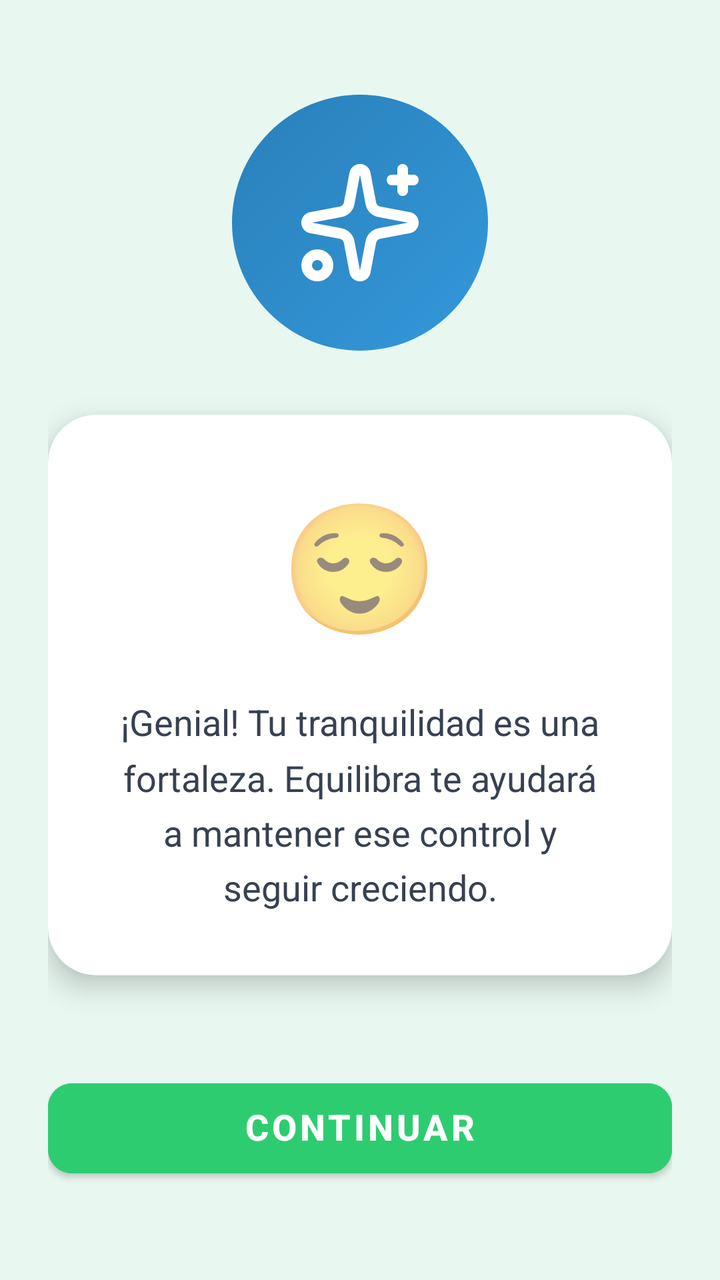
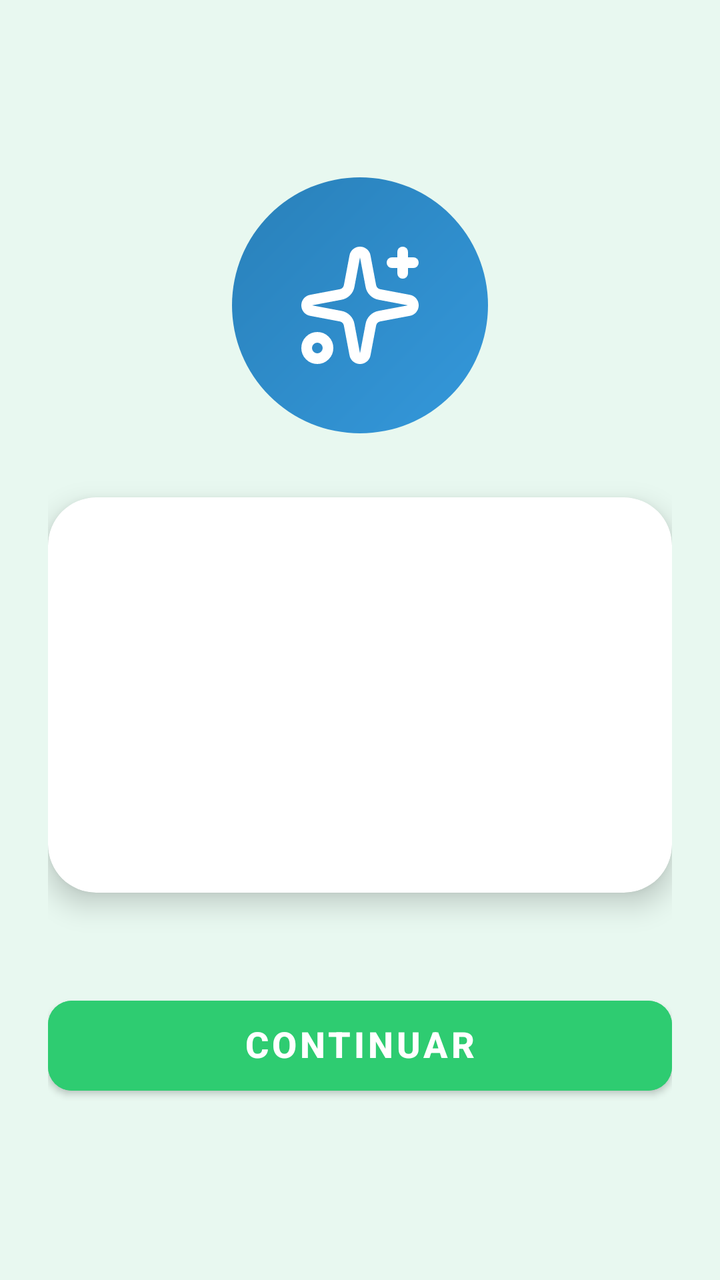

Compare the two renders of this Android layout. The source of the first and the diff that turns it into the second are given below.
<!-- AndroidManifest.xml: application theme Theme.Equilibra -->
<!-- res/layout/onboarding_step_validation.xml -->
<?xml version="1.0" encoding="utf-8"?>
<LinearLayout xmlns:android="http://schemas.android.com/apk/res/android"
    xmlns:app="http://schemas.android.com/apk/res-auto"
    android:layout_width="match_parent"
    android:layout_height="match_parent"
    android:gravity="center"
    android:orientation="vertical"
    android:padding="24dp">

    
    <FrameLayout
        android:layout_width="wrap_content"
        android:layout_height="wrap_content"
        android:layout_marginBottom="32dp">

        <View
            android:id="@+id/iconBackground"
            android:layout_width="128dp"
            android:layout_height="128dp"
            android:layout_gravity="center"
            android:background="@drawable/circle_gradient_secondary" />

        <ImageView
            android:id="@+id/sparklesIcon"
            android:layout_width="64dp"
            android:layout_height="64dp"
            android:layout_gravity="center"
            android:src="@drawable/ic_onb_sparkles"
            android:tint="@android:color/white" />
    </FrameLayout>

    
    <androidx.cardview.widget.CardView
        android:id="@+id/messageCard"
        android:layout_width="match_parent"
        android:layout_height="wrap_content"
        android:layout_marginBottom="48dp"
        app:cardBackgroundColor="@android:color/white"
        app:cardCornerRadius="24dp"
        app:cardElevation="8dp">

        <LinearLayout
            android:layout_width="match_parent"
            android:layout_height="wrap_content"
            android:gravity="center"
            android:orientation="vertical"
            android:padding="32dp">

            <TextView
                android:id="@+id/emojiText"
                android:layout_width="wrap_content"
                android:layout_height="wrap_content"
                android:layout_marginBottom="24dp"
                android:text="@string/emotion_tranquilo_emoji"
                android:textSize="64sp" />

            <TextView
                android:id="@+id/validationMessage"
                android:layout_width="match_parent"
                android:layout_height="wrap_content"
                android:gravity="center"
                android:lineSpacingMultiplier="1.3"
                android:text="@string/validation_calm"
                android:textColor="@color/gray_700"
                android:textSize="18sp" />
        </LinearLayout>
    </androidx.cardview.widget.CardView>

    
    <com.google.android.material.button.MaterialButton
        style="@style/Equilibra.Button.Primary"
        android:id="@+id/continueButton"
        android:layout_width="match_parent"
        android:layout_height="wrap_content"
        android:text="@string/btn_continue" />

</LinearLayout>
<!-- resources referenced by this layout -->
<resources>
  <color name="gray_700">#374151</color>
  <!-- drawable circle_gradient_secondary (drawable) -->
  <?xml version="1.0" encoding="utf-8"?>
  <shape xmlns:android="http://schemas.android.com/apk/res/android"
      android:shape="oval">
      <gradient
          android:type="linear"
          android:angle="135"
          android:startColor="@color/secondary"
          android:endColor="#2980B9" />
      <size
          android:width="128dp"
          android:height="128dp" />
  </shape>
  <!-- drawable ic_onb_sparkles (drawable) -->
  ﻿<vector xmlns:android="http://schemas.android.com/apk/res/android"
      android:width="24dp" android:height="24dp"
      android:viewportWidth="24" android:viewportHeight="24">  <path android:fillColor="#00000000" android:strokeColor="#FF000000" android:strokeWidth="2" android:strokeLineCap="round" android:strokeLineJoin="round" android:pathData="M11.017 2.814a1 1 0 0 1 1.966 0l1.051 5.558a2 2 0 0 0 1.594 1.594l5.558 1.051a1 1 0 0 1 0 1.966l-5.558 1.051a2 2 0 0 0-1.594 1.594l-1.051 5.558a1 1 0 0 1-1.966 0l-1.051-5.558a2 2 0 0 0-1.594-1.594l-5.558-1.051a1 1 0 0 1 0-1.966l5.558-1.051a2 2 0 0 0 1.594-1.594z" />
    <path android:fillColor="#00000000" android:strokeColor="#FF000000" android:strokeWidth="2" android:strokeLineCap="round" android:strokeLineJoin="round" android:pathData="M20 2v4" />
    <path android:fillColor="#00000000" android:strokeColor="#FF000000" android:strokeWidth="2" android:strokeLineCap="round" android:strokeLineJoin="round" android:pathData="M22 4h-4" />
    <path android:fillColor="#00000000" android:strokeColor="#FF000000" android:strokeWidth="2" android:strokeLineCap="round" android:strokeLineJoin="round" android:pathData="M 2 20 a 2 2 0 1 0 4 0 a 2 2 0 1 0 -4 0" />
  </vector>
  <string name="btn_continue">Continuar</string>
  <string name="emotion_tranquilo_emoji">😌</string>
  <string name="validation_calm">¡Genial! Tu tranquilidad es una fortaleza. Equilibra te ayudará a mantener ese control y seguir creciendo.</string>
  <style name="Equilibra.Button.Primary" parent="Widget.MaterialComponents.Button">
          <item name="android:backgroundTint">@color/primary</item>
          <item name="cornerRadius">12dp</item>
          <item name="android:textColor">@android:color/white</item>
          <item name="android:textSize">18sp</item>
          <item name="android:textStyle">bold</item>
          <item name="android:minHeight">56dp</item>
          <item name="android:paddingLeft">16dp</item>
          <item name="android:paddingRight">16dp</item>
          <item name="android:paddingTop">12dp</item>
          <item name="android:paddingBottom">12dp</item>
          <item name="android:includeFontPadding">false</item>
      </style>
  <style name="Theme.Equilibra" parent="Theme.MaterialComponents.DayNight.NoActionBar">
          <item name="colorPrimary">@color/primary_main</item>
          <item name="colorPrimaryVariant">@color/primary_light</item>
          <item name="colorOnPrimary">@color/white</item>
  
          <item name="colorSecondary">@color/secondary_main</item>
          <item name="colorSecondaryVariant">@color/secondary_light</item>
          <item name="colorOnSecondary">@color/white</item>
  
          <item name="android:statusBarColor">@color/primary_light</item>
          <item name="android:windowBackground">@color/primary_lightest</item>
  
          <item name="colorAccent">@color/accent_main</item>
      </style>
  <color name="secondary">#3498DB</color>
  <color name="primary">#2ECC71</color>
  <color name="primary_main">#2ECC71</color>
  <color name="primary_light">#27AE60</color>
  <color name="white">#FFFFFF</color>
  <color name="secondary_main">#3498DB</color>
  <color name="secondary_light">#5DADE2</color>
  <color name="primary_lightest">#E8F8F0</color>
  <color name="accent_main">#E67E22</color>
</resources>

<!-- the commit's change to res/layout/onboarding_step_validation.xml (unified diff, before → after) -->
@@ -1,77 +1,86 @@
 <?xml version="1.0" encoding="utf-8"?>
-<LinearLayout xmlns:android="http://schemas.android.com/apk/res/android"
-    xmlns:app="http://schemas.android.com/apk/res-auto"
-    android:layout_width="match_parent"
-    android:layout_height="match_parent"
-    android:gravity="center"
-    android:orientation="vertical"
-    android:padding="24dp">
+<layout xmlns:android="http://schemas.android.com/apk/res/android"
+    xmlns:app="http://schemas.android.com/apk/res-auto">
 
-    
-    <FrameLayout
-        android:layout_width="wrap_content"
-        android:layout_height="wrap_content"
-        android:layout_marginBottom="32dp">
+    <data>
+        <variable
+            name="viewModel"
+            type="asunfdiez.com.equilibra.viewmodels.OnboardingViewModel" />
+    </data>
 
-        <View
-            android:id="@+id/iconBackground"
-            android:layout_width="128dp"
-            android:layout_height="128dp"
-            android:layout_gravity="center"
-            android:background="@drawable/circle_gradient_secondary" />
+    <LinearLayout
+        android:layout_width="match_parent"
+        android:layout_height="match_parent"
+        android:gravity="center"
+        android:orientation="vertical"
+        android:padding="24dp">
 
-        <ImageView
-            android:id="@+id/sparklesIcon"
-            android:layout_width="64dp"
-            android:layout_height="64dp"
-            android:layout_gravity="center"
-            android:src="@drawable/ic_onb_sparkles"
-            android:tint="@android:color/white" />
-    </FrameLayout>
+        
+        <FrameLayout
+            android:layout_width="wrap_content"
+            android:layout_height="wrap_content"
+            android:layout_marginBottom="32dp">
 
-    
-    <androidx.cardview.widget.CardView
-        android:id="@+id/messageCard"
-        android:layout_width="match_parent"
-        android:layout_height="wrap_content"
-        android:layout_marginBottom="48dp"
-        app:cardBackgroundColor="@android:color/white"
-        app:cardCornerRadius="24dp"
-        app:cardElevation="8dp">
+            <View
+                android:id="@+id/iconBackground"
+                android:layout_width="128dp"
+                android:layout_height="128dp"
+                android:layout_gravity="center"
+                android:background="@drawable/circle_gradient_secondary" />
 
-        <LinearLayout
+            <ImageView
+                android:id="@+id/sparklesIcon"
+                android:layout_width="64dp"
+                android:layout_height="64dp"
+                android:layout_gravity="center"
+                android:src="@drawable/ic_onb_sparkles"
+                android:tint="@android:color/white" />
+        </FrameLayout>
+
+        
+        <androidx.cardview.widget.CardView
+            android:id="@+id/messageCard"
             android:layout_width="match_parent"
             android:layout_height="wrap_content"
-            android:gravity="center"
-            android:orientation="vertical"
-            android:padding="32dp">
+            android:layout_marginBottom="48dp"
+            app:cardBackgroundColor="@android:color/white"
+            app:cardCornerRadius="24dp"
+            app:cardElevation="8dp">
 
-            <TextView
-                android:id="@+id/emojiText"
-                android:layout_width="wrap_content"
-                android:layout_height="wrap_content"
-                android:layout_marginBottom="24dp"
-                android:text="@string/emotion_tranquilo_emoji"
-                android:textSize="64sp" />
-
-            <TextView
-                android:id="@+id/validationMessage"
+            <LinearLayout
                 android:layout_width="match_parent"
                 android:layout_height="wrap_content"
                 android:gravity="center"
-                android:lineSpacingMultiplier="1.3"
-                android:text="@string/validation_calm"
-                android:textColor="@color/gray_700"
-                android:textSize="18sp" />
-        </LinearLayout>
-    </androidx.cardview.widget.CardView>
+                android:orientation="vertical"
+                android:padding="32dp">
 
-    
-    <com.google.android.material.button.MaterialButton
-        style="@style/Equilibra.Button.Primary"
-        android:id="@+id/continueButton"
-        android:layout_width="match_parent"
-        android:layout_height="wrap_content"
-        android:text="@string/btn_continue" />
+                <TextView
+                    android:id="@+id/emojiText"
+                    android:layout_width="wrap_content"
+                    android:layout_height="wrap_content"
+                    android:layout_marginBottom="24dp"
+                    android:text="@{viewModel.selectedEmotion.emoji()}"
+                    android:textSize="64sp" />
 
-</LinearLayout>
+                <TextView
+                    android:id="@+id/validationMessage"
+                    android:layout_width="match_parent"
+                    android:layout_height="wrap_content"
+                    android:gravity="center"
+                    android:lineSpacingMultiplier="1.3"
+                    android:text="@{viewModel.selectedEmotion.validation()}"
+                    android:textColor="@color/gray_700"
+                    android:textSize="18sp" />
+            </LinearLayout>
+        </androidx.cardview.widget.CardView>
+
+        
+        <com.google.android.material.button.MaterialButton
+            style="@style/Equilibra.Button.Primary"
+            android:id="@+id/continueButton"
+            android:layout_width="match_parent"
+            android:layout_height="wrap_content"
+            android:text="@string/btn_continue" />
+
+    </LinearLayout>
+</layout>
<!-- resource entries referenced after the edit -->
@@ -23,8 +23,6 @@
     <path android:fillColor="#00000000" android:strokeColor="#FF000000" android:strokeWidth="2" android:strokeLineCap="round" android:strokeLineJoin="round" android:pathData="M 2 20 a 2 2 0 1 0 4 0 a 2 2 0 1 0 -4 0" />
   </vector>
   <string name="btn_continue">Continuar</string>
-  <string name="emotion_tranquilo_emoji">😌</string>
-  <string name="validation_calm">¡Genial! Tu tranquilidad es una fortaleza. Equilibra te ayudará a mantener ese control y seguir creciendo.</string>
   <style name="Equilibra.Button.Primary" parent="Widget.MaterialComponents.Button">
           <item name="android:backgroundTint">@color/primary</item>
           <item name="cornerRadius">12dp</item>
